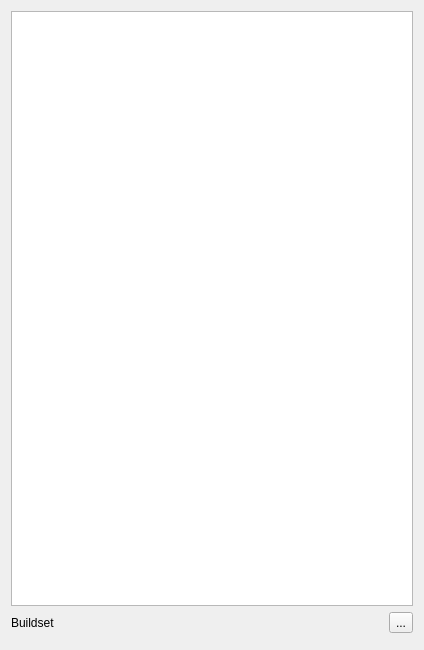
Qt form plugins/projectmanagerview/projectmanagerview.ui (KDE/kdevelop) before a commit.
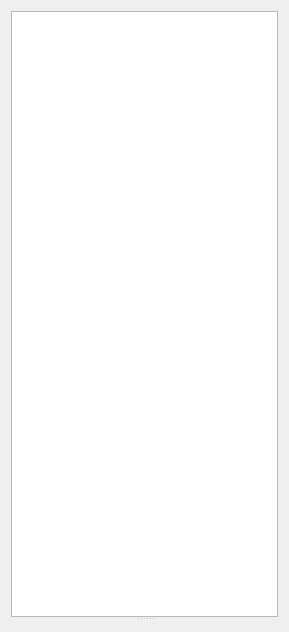
The same form after that commit. Custom widgets are drawn as their Qt base class.

Commit message: Use a splitter again for the buildset widget (aka details-part). Also remove the build-actions from it and instead put build/install/clean onto the project treeview toolbar. These are now taken from the plugin itself (i.e. the same that show up in the menu) so are activated according to selection/buildset content. BUG:183638

The edit to the form file:
```diff
--- a/plugins/projectmanagerview/projectmanagerview.ui
+++ b/plugins/projectmanagerview/projectmanagerview.ui
@@ -5,12 +5,16 @@
    <rect>
     <x>0</x>
     <y>0</y>
-    <width>424</width>
-    <height>650</height>
+    <width>289</width>
+    <height>632</height>
    </rect>
   </property>
-  <layout class="QVBoxLayout" name="verticalLayout_2" >
+  <layout class="QHBoxLayout" name="horizontalLayout" >
    <item>
+    <widget class="QSplitter" name="splitter" >
+     <property name="orientation" >
+      <enum>Qt::Vertical</enum>
+     </property>
     <widget class="ProjectTreeView" name="projectTreeView" >
      <property name="sizePolicy" >
       <sizepolicy vsizetype="Expanding" hsizetype="Expanding" >
@@ -19,39 +23,7 @@
       </sizepolicy>
      </property>
     </widget>
-   </item>
-   <item>
-    <layout class="QHBoxLayout" name="horizontalLayout" >
-     <item>
-      <widget class="QLabel" name="label" >
-       <property name="text" >
-        <string>Buildset</string>
-       </property>
-      </widget>
-     </item>
-     <item>
-      <spacer name="horizontalSpacer" >
-       <property name="orientation" >
-        <enum>Qt::Horizontal</enum>
-       </property>
-       <property name="sizeHint" stdset="0" >
-        <size>
-         <width>40</width>
-         <height>20</height>
-        </size>
-       </property>
-      </spacer>
-     </item>
-     <item>
-      <widget class="QToolButton" name="hideDetailsButton" >
-       <property name="text" >
-        <string>...</string>
-       </property>
-      </widget>
-     </item>
-    </layout>
-   </item>
-   <item>
+     <widget class="QWidget" name="" >
     <layout class="QVBoxLayout" name="verticalLayout" >
      <item>
       <widget class="ProjectBuildSetWidget" native="1" name="buildSetView" >
@@ -64,6 +36,8 @@
       </widget>
      </item>
     </layout>
+     </widget>
+    </widget>
    </item>
   </layout>
  </widget>
```
Left out of the diff: 2 changed lines with no effect on the pictures. Lines whose indentation alone changed are shown as unchanged. The commit also changes 4 other files.
